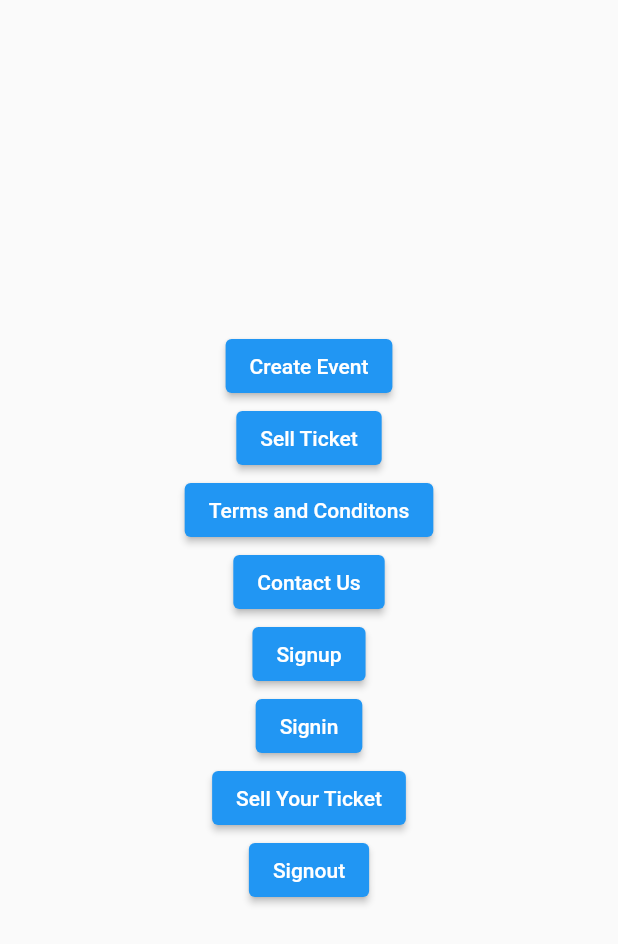
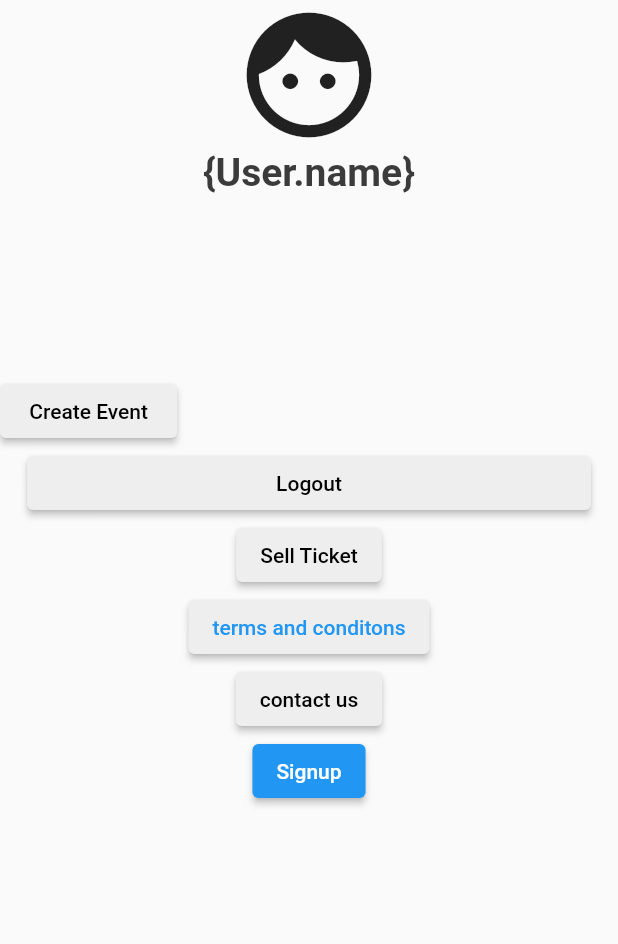
Before and after one commit to dalalalis/ticket_app, a Flutter app: the ProfilePage screen opened directly, on a phone screen of 412 x 824 dp. Shown: the top 944 px of the screen. Run offline on Flutter 3.47's test engine with Material 2 defaults, Android fonts, the phone set to English and light mode, and no system bars; our stand-ins replace date_time_picker, dio, fluentui_icons, go_router, image_picker, jwt_decoder and 2 more; accounts and stored records are empty; network calls fail.

Commit message:
working on the profile page ui

```diff
--- a/lib/screens/event_details.dart
+++ b/lib/screens/event_details.dart
@@ -37,7 +37,8 @@ class _EventDetailsState extends State<EventDetails> {
           isAlwaysShown: true,
           child: ListView.builder(
             itemCount: context.watch<TicketProvider>().tickets.length,
-            itemBuilder: ((context, index) => TicketPage()),
+            itemBuilder: ((context, index) => TicketPage(
+                ticket: context.watch<TicketProvider>().tickets[index])),
           ),
         ));
   }
--- a/lib/screens/profile_screen.dart
+++ b/lib/screens/profile_screen.dart
@@ -3,6 +3,7 @@ import 'package:flutter/src/widgets/container.dart';
 import 'package:flutter/src/widgets/framework.dart';
 import 'package:go_router/go_router.dart';
 import 'package:provider/provider.dart';
+import 'package:ticket_app/utils/app_styling.dart';
 
 import '../providers/authprovider.dart';
 
@@ -12,31 +13,81 @@ class ProfilePage extends StatelessWidget {
   @override
   Widget build(BuildContext context) {
     return Scaffold(
-      body: Column(mainAxisAlignment: MainAxisAlignment.center, children: [
+        body: Column(
+      children: [
+        Container(
+          height: 250,
+          child: Column(
+            children: [
+              Icon(Icons.face_rounded, size: 100),
+              Text('{User.name}', style: Styles.headLineStyle)
+            ],
+          ),
+        ),
+        Container(
+          child: Expanded(
+            child: ListView(
+              children: [
+                //if (false)
+                //----------------------------> add logic for admin
+                // if admin then the create button gets displayed
+
+                Expanded(
+                  child: Row(
+                    children: [
                       Center(
                           child: ElevatedButton(
+                              style: ElevatedButton.styleFrom(
+                                  backgroundColor: Colors.grey[200],
+                                  foregroundColor: Colors.black),
                               onPressed: () {
                                 context.push('/eventlist/create');
                               },
-                child: Text('Create Event'))),
+                              child: Text(' Create Event '))),
+                    ],
+                  ),
+                ),
                 Center(
                     child: ElevatedButton(
+                        style: ElevatedButton.styleFrom(
+                            backgroundColor: Colors.grey[200],
+                            foregroundColor: Colors.black),
                         onPressed: () {
-                  context.push('/addticket');
+                          context.push('');
+                        },
+                        child: Padding(
+                          padding: const EdgeInsets.only(left: 150, right: 150),
+                          child: Text(
+                            'Logout',
+                          ),
+                        ))),
+                Center(
+                    child: ElevatedButton(
+                        style: ElevatedButton.styleFrom(
+                            backgroundColor: Colors.grey[200],
+                            foregroundColor: Colors.black),
+                        onPressed: () {
+                          context.push('');
                         },
                         child: Text('Sell Ticket'))),
+                Center(
+                    child: ElevatedButton(
+                        style: ElevatedButton.styleFrom(
+                            backgroundColor: Colors.grey[200],
+                            foregroundColor: Colors.blue),
+                        onPressed: () {
+                          context.push('');
+                        },
+                        child: Text('terms and conditons'))),
                 Center(
                     child: ElevatedButton(
                         onPressed: () {
                           context.push('');
                         },
-                child: Text('Terms and Conditons'))),
-        Center(
-            child: ElevatedButton(
-                onPressed: () {
-                  context.push('');
-                },
-                child: Text('Contact Us'))),
+                        child: Text('contact us'),
+                        style: ElevatedButton.styleFrom(
+                            backgroundColor: Colors.grey[200],
+                            foregroundColor: Colors.black))),
                 Center(
                   child: ElevatedButton(
                       onPressed: () {
@@ -44,29 +95,11 @@ class ProfilePage extends StatelessWidget {
                       },
                       child: Text("Signup")),
                 ),
-        Center(
-          child: ElevatedButton(
-              onPressed: () {
-                context.push("/signin");
-              },
-              child: Text("Signin")),
-        ),
-        Center(
-            child: ElevatedButton(
-          onPressed: () {
-            context.pop();
-          },
-          child: Text("Sell Your Ticket"),
-        )),
-        Center(
-          child: ElevatedButton(
-            onPressed: () {
-              context.read<AuthProvider>().logout();
-            },
-            child: Text("Signout"),
+              ],
             ),
           ),
-      ]),
-    );
+        ),
+      ],
+    ));
   }
 }
--- a/lib/widgets/event.dart
+++ b/lib/widgets/event.dart
@@ -19,7 +19,7 @@ class EventsView2 extends StatelessWidget {
           child: InkWell(
             onTap: () {
               print('tapped events');
-              context.push('');
+              context.push('/eventlist/detailed/');
               //push to the detailed_event_page.
               //send event id to be used in the detailed page.
             },
--- a/lib/widgets/ticket.dart
+++ b/lib/widgets/ticket.dart
@@ -2,9 +2,11 @@ import 'package:flutter/material.dart';
 import 'package:flutter/src/widgets/container.dart';
 import 'package:flutter/src/widgets/framework.dart';
 import 'package:go_router/go_router.dart';
+import 'package:ticket_app/models/ticket.dart';
 
 class TicketPage extends StatelessWidget {
-  const TicketPage({super.key});
+  TicketPage({super.key, required this.ticket});
+  final Tickets ticket;
 
   @override
   Widget build(BuildContext context) {
```
Lines whose indentation alone changed are shown as unchanged.
